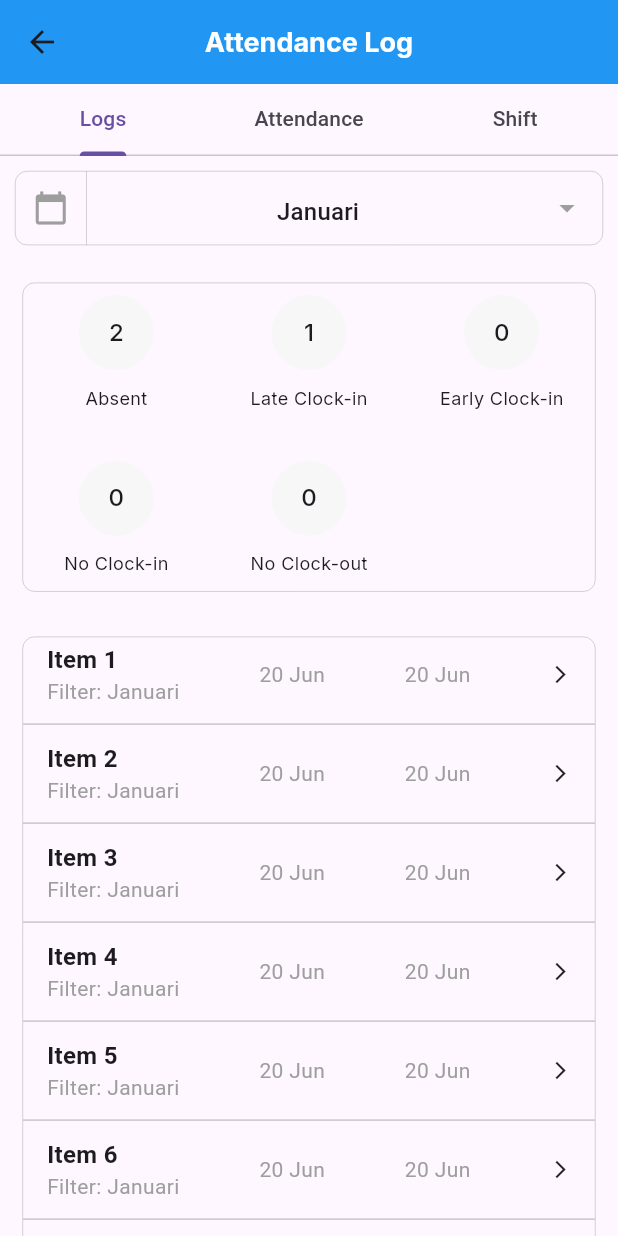
After one commit to rizaldinaldianputra/hris, a Flutter app: the AttedantLogPage screen opened directly, on a phone screen of 412 x 824 dp. The commit adds this screen. Run offline on Flutter 3.47's test engine with Material 3 defaults, Android fonts, the phone set to English and light mode, and no system bars; our stand-ins replace camera, flutter_map, flutter_riverpod, flutter_svg, geolocator, go_router and 4 more; generated files the repository leaves out were written again.

Commit message:
UI Attedance Log

```diff
--- /dev/null
+++ b/lib/pages/attedance_logs/logs.dart
@@ -0,0 +1,229 @@
+import 'package:flutter/material.dart';
+import 'package:flutter_riverpod/flutter_riverpod.dart';
+import 'package:google_fonts/google_fonts.dart';
+import 'package:hexcolor/hexcolor.dart';
+
+class LogsPage extends ConsumerStatefulWidget {
+  const LogsPage({super.key});
+
+  @override
+  ConsumerState<ConsumerStatefulWidget> createState() => _LogsPageState();
+}
+
+class _LogsPageState extends ConsumerState<LogsPage> {
+  String selectedMonthFilter = 'Januari'; // State untuk bulan yang dipilih
+
+  @override
+  Widget build(BuildContext context) {
+    return Scaffold(
+      body: SingleChildScrollView(
+        child: Column(
+          children: [
+            Padding(
+              padding: const EdgeInsets.all(10.0),
+              child: SizedBox(
+                height: MediaQuery.of(context).size.height * 0.06,
+                width: double.infinity, // Membuat lebar dropdown penuh
+                child: DropdownButtonFormField<String>(
+                  value: selectedMonthFilter,
+                  isExpanded:
+                      true, // Memperluas dropdown untuk tampilan yang lebih baik
+                  decoration: InputDecoration(
+                    border: OutlineInputBorder(
+                      borderRadius:
+                          BorderRadius.circular(8.0), // Membulatkan sudut
+                      borderSide: const BorderSide(
+                        color: Colors.grey, // Warna border
+                        width: 1.0,
+                      ),
+                    ),
+                    enabledBorder: OutlineInputBorder(
+                      borderRadius: BorderRadius.circular(8.0),
+                      borderSide: const BorderSide(
+                        color: Colors.grey, // Border saat fokus
+                        width: 0.3,
+                      ),
+                    ),
+                    focusedBorder: OutlineInputBorder(
+                      borderRadius: BorderRadius.circular(8.0),
+                      borderSide: const BorderSide(
+                        color: Colors.grey, // Border saat fokus
+                        width: 0.3,
+                      ),
+                    ),
+                    prefixIcon: Container(
+                      height: 50,
+                      decoration: const BoxDecoration(
+                          border: Border(
+                              right:
+                                  BorderSide(color: Colors.grey, width: 0.3))),
+                      child: const Icon(
+                        Icons.calendar_today, // Ikon di depan (prefix)
+                        color: Colors.grey,
+                      ),
+                    ),
+                  ),
+                  items: <String>[
+                    'Januari',
+                    'Februari',
+                    'Maret',
+                    'April',
+                    'Mei',
+                    'Juni',
+                    'Juli',
+                    'Agustus',
+                    'September',
+                    'Oktober',
+                    'November',
+                    'Desember',
+                  ].map<DropdownMenuItem<String>>((String value) {
+                    return DropdownMenuItem<String>(
+                      value: value,
+                      child: Center(child: Text(value)),
+                    );
+                  }).toList(),
+                  onChanged: (String? newValue) {
+                    setState(() {
+                      selectedMonthFilter =
+                          newValue!; // Mengupdate filter bulan yang dipilih
+                    });
+                  },
+                  icon: const Icon(
+                    Icons
+                        .arrow_drop_down, // Menambahkan ikon dropdown di ujung kanan
+                    color: Colors.grey, // Warna ikon
+                    size: 24, // Ukuran ikon
+                  ),
+                  dropdownColor: Colors.white, // Warna dropdown
+                ),
+              ),
+            ),
+
+            Container(
+              margin: const EdgeInsets.all(15),
+              decoration: BoxDecoration(
+                border: Border.all(width: 0.3, color: Colors.grey),
+                borderRadius: const BorderRadius.all(Radius.circular(8)),
+              ),
+              height: MediaQuery.of(context).size.height * 0.25,
+              child: GridView.count(
+                  crossAxisCount: 3,
+                  childAspectRatio: 1.2, // Rasio antara lebar dan tinggi item
+                  crossAxisSpacing: 20.0, // Jarak horizontal antar item
+                  mainAxisSpacing: 20.0, // Jarak vertikal antar item
+
+                  padding: const EdgeInsets.all(8.0),
+                  children: <Widget>[
+                    itemCardGrid('2', 'Absent'),
+                    itemCardGrid('1', 'Late Clock-in'),
+                    itemCardGrid('0', 'Early Clock-in'),
+                    itemCardGrid('0', 'No Clock-in'),
+                    itemCardGrid('0', 'No Clock-out'),
+                  ]),
+            ),
+
+            // ListView di bawah
+            Container(
+              height:
+                  MediaQuery.of(context).size.height * 0.5, // Sesuaikan tinggi
+              margin: const EdgeInsets.all(15), // Margin untuk container
+              decoration: BoxDecoration(
+                border: Border.all(
+                    width: 0.3, color: Colors.grey), // Batasan border
+                borderRadius: const BorderRadius.all(
+                    Radius.circular(8)), // Sudut membulat
+              ),
+              child: ListView.separated(
+                separatorBuilder: (context, index) {
+                  return const Divider(); // Garis pemisah antar item
+                },
+                shrinkWrap: true, // Menyusut sesuai isi
+                itemCount: 20, // Jumlah item
+                itemBuilder: (context, index) {
+                  return SizedBox(
+                    height: 50, // Tinggi masing-masing item
+                    child: Row(
+                      mainAxisAlignment:
+                          MainAxisAlignment.spaceBetween, // Ruang antar elemen
+                      children: [
+                        // Bagian kiri: menampilkan judul item
+                        Padding(
+                          padding: const EdgeInsets.symmetric(horizontal: 16.0),
+                          child: Column(
+                            crossAxisAlignment:
+                                CrossAxisAlignment.start, // Mulai dari kiri
+                            mainAxisAlignment:
+                                MainAxisAlignment.center, // Pusatkan vertikal
+                            children: [
+                              Text(
+                                'Item ${index + 1}', // Menampilkan nomor item
+                                style: const TextStyle(
+                                    fontSize: 16, fontWeight: FontWeight.bold),
+                              ),
+                              Text(
+                                'Filter: $selectedMonthFilter', // Menampilkan filter bulan
+                                style: const TextStyle(
+                                    fontSize: 14, color: Colors.grey),
+                              ),
+                            ],
+                          ),
+                        ),
+
+                        // Bagian kanan: Menampilkan tanggal
+                        const Padding(
+                          padding: EdgeInsets.symmetric(horizontal: 16.0),
+                          child: Text(
+                            '20 Jun', // Tanggal
+                            style: TextStyle(fontSize: 14, color: Colors.grey),
+                          ),
+                        ),
+                        const Padding(
+                          padding: EdgeInsets.symmetric(horizontal: 16.0),
+                          child: Text(
+                            '20 Jun', // Tanggal
+                            style: TextStyle(fontSize: 14, color: Colors.grey),
+                          ),
+                        ),
+                        const Padding(
+                            padding: EdgeInsets.symmetric(horizontal: 16.0),
+                            child: Icon(
+                              Icons.arrow_forward_ios,
+                              size: 14,
+                            )),
+                      ],
+                    ),
+                  );
+                },
+              ),
+            ),
+          ],
+        ),
+      ),
+    );
+  }
+
+  Widget itemCardGrid(String count, String title) {
+    return Column(children: [
+      Container(
+        height: 50,
+        width: 50,
+        decoration:
+            BoxDecoration(color: HexColor('#F7F7F7'), shape: BoxShape.circle),
+        child: Center(
+            child: Text(
+          count,
+          style: GoogleFonts.inter(
+              textStyle:
+                  const TextStyle(fontWeight: FontWeight.w500, fontSize: 16)),
+        )),
+      ),
+      const SizedBox(
+        height: 10,
+      ),
+      Text(title,
+          style: GoogleFonts.inter(
+              textStyle:
+                  const TextStyle(fontWeight: FontWeight.w400, fontSize: 12)))
+    ]);
+  }
+}
--- a/lib/pages/home/attedant.dart
+++ /dev/null
@@ -1,34 +0,0 @@
-import 'package:flutter/material.dart';
-import 'package:flutter_map/flutter_map.dart';
-import 'package:flutter_riverpod/flutter_riverpod.dart';
-import 'package:latlong2/latlong.dart';
-
-class AttedantPage extends ConsumerStatefulWidget {
-  const AttedantPage({super.key});
-
-  @override
-  ConsumerState<ConsumerStatefulWidget> createState() => _AttedantPageState();
-}
-
-class _AttedantPageState extends ConsumerState<AttedantPage> {
-  @override
-  Widget build(BuildContext context) {
-    return Scaffold(
-      body: FlutterMap(
-        // mapController: ,
-        mapController: MapController(),
-
-        options: const MapOptions(
-          initialZoom: 13,
-          initialCenter: LatLng(-6.3802143, 106.7006292),
-        ),
-        children: [
-          TileLayer(
-            urlTemplate: "https://tile.openstreetmap.org/{z}/{x}/{y}.png",
-            userAgentPackageName: 'dev.fleaflet.flutter_map.example',
-          ),
-        ],
-      ),
-    );
-  }
-}
--- /dev/null
+++ b/lib/pages/home/attedant_log.dart
@@ -0,0 +1,60 @@
+import 'package:flutter/material.dart';
+import 'package:google_fonts/google_fonts.dart';
+import 'package:hris/pages/attedance_logs/logs.dart';
+import 'package:hris/utility/globalwidget.dart';
+
+class AttedantLogPage extends StatefulWidget {
+  const AttedantLogPage({super.key});
+
+  @override
+  _AttendantLogPageState createState() => _AttendantLogPageState();
+}
+
+class _AttendantLogPageState extends State<AttedantLogPage>
+    with SingleTickerProviderStateMixin {
+  late TabController _tabController;
+
+  @override
+  void initState() {
+    super.initState();
+    _tabController =
+        TabController(length: 3, vsync: this); // Perbaiki panjang tab
+  }
+
+  @override
+  void dispose() {
+    _tabController.dispose();
+    super.dispose();
+  }
+
+  @override
+  Widget build(BuildContext context) {
+    return Scaffold(
+      appBar: appBarWidget('Attendance Log'), // Perbaiki penamaan
+      body: Column(
+        children: [
+          TabBar(
+            controller: _tabController,
+            tabs: const [
+              Tab(text: 'Logs'),
+              Tab(text: 'Attendance'),
+              Tab(text: 'Shift'),
+            ],
+          ),
+          Expanded(
+            // Tambahkan Expanded agar TabBarView mengambil ruang yang tersisa
+            child: TabBarView(
+              controller: _tabController,
+              children: const [
+                LogsPage(),
+                Center(
+                    child: Text('Attendance', style: TextStyle(fontSize: 24))),
+                Center(child: Text('Shift', style: TextStyle(fontSize: 24))),
+              ],
+            ),
+          ),
+        ],
+      ),
+    );
+  }
+}
--- a/lib/pages/home/dashboard.dart
+++ b/lib/pages/home/dashboard.dart
@@ -45,6 +45,7 @@ class _DashboardPageState extends ConsumerState<DashboardPage> {
   @override
   void initState() {
     super.initState();
+
     formattedDate = _getFormattedDate();
     _startTimer();
     _initializeCamera();
@@ -67,9 +68,9 @@ class _DashboardPageState extends ConsumerState<DashboardPage> {
 
   @override
   void dispose() {
+    super.dispose();
     _timer.cancel();
     _cameraController?.dispose();
-    super.dispose();
   }
 
   Future<void> _initializeCamera() async {
@@ -204,7 +205,7 @@ class _DashboardPageState extends ConsumerState<DashboardPage> {
                         children: [
                           TextButton.icon(
                             onPressed: () {
-                              showBottomAttendant('Check In', context, ref);
+                              showBottomAttendant('Check In', context);
                             },
                             icon: const Icon(Icons.login, color: Colors.black),
                             label: Text(
@@ -219,7 +220,10 @@ class _DashboardPageState extends ConsumerState<DashboardPage> {
                           const Text('|', style: TextStyle(fontSize: 20)),
                           TextButton.icon(
                             onPressed: () {
-                              showBottomAttendant('Check Out', context, ref);
+                              showBottomAttendant(
+                                'Check Out',
+                                context,
+                              );
                             },
                             icon: const Icon(Icons.logout, color: Colors.black),
                             label: Text(
@@ -390,7 +394,7 @@ class _DashboardPageState extends ConsumerState<DashboardPage> {
     );
   }
 
-  void showBottomAttendant(String type, BuildContext context, WidgetRef ref) {
+  void showBottomAttendant(String type, BuildContext context) {
     Uint8List? capturedImage;
     DateTime? timeCaputre;
 
--- a/lib/pages/home/home.dart
+++ b/lib/pages/home/home.dart
@@ -1,9 +1,9 @@
 import 'package:flutter/material.dart';
 import 'package:flutter_riverpod/flutter_riverpod.dart';
 import 'package:flutter_svg/svg.dart';
-import 'package:hris/pages/home/attedant.dart';
-
+import 'package:hris/pages/home/attedant_log.dart';
 import 'package:hris/pages/home/dashboard.dart';
+import 'package:hris/utility/globalwidget.dart';
 
 class HomePage extends ConsumerStatefulWidget {
   const HomePage({super.key});
@@ -12,24 +12,48 @@ class HomePage extends ConsumerStatefulWidget {
   ConsumerState<ConsumerStatefulWidget> createState() => _HomePageState();
 }
 
-class _HomePageState extends ConsumerState<HomePage> {
+class _HomePageState extends ConsumerState<HomePage>
+    with AutomaticKeepAliveClientMixin {
   int selectedIndex = 0; // Menyimpan index tab yang dipilih
-  final List<Widget> widgetOptions = <Widget>[
-    const DashboardPage(),
-    const AttedantPage(),
-    const Center(child: Text('Profile', style: TextStyle(fontSize: 24))),
-  ];
+  late PageController
+      _pageController; // Gunakan late untuk menjelaskan bahwa controller akan diinisialisasi di initState
+
+  @override
+  void initState() {
+    super.initState();
+    _pageController = PageController(); // Inisialisasi controller di sini
+  }
 
   void _onItemTapped(int index) {
     setState(() {
       selectedIndex = index; // Mengubah tab yang dipilih
+      _pageController
+          .jumpToPage(index); // Pindah ke halaman yang sesuai saat tab ditekan
     });
   }
 
+  final List<Widget> widgetOptions = <Widget>[
+    const DashboardPage(),
+    const AttedantLogPage(),
+    const Center(child: Text('Profile', style: TextStyle(fontSize: 24))),
+    const Center(child: Text('Profile', style: TextStyle(fontSize: 24))),
+    const Center(child: Text('Profile', style: TextStyle(fontSize: 24))),
+  ];
+
   @override
   Widget build(BuildContext context) {
+    super.build(context);
     return Scaffold(
-      body: widgetOptions[selectedIndex],
+      body: PageView(
+        controller: _pageController,
+        onPageChanged: (index) {
+          setState(() {
+            selectedIndex =
+                index; // Mengubah tab yang dipilih saat halaman berubah
+          });
+        },
+        children: widgetOptions,
+      ),
       bottomNavigationBar: BottomNavigationBar(
         items: <BottomNavigationBarItem>[
           BottomNavigationBarItem(
@@ -77,9 +101,11 @@ class _HomePageState extends ConsumerState<HomePage> {
         selectedItemColor: Colors.blue,
         unselectedItemColor: Colors.grey,
         onTap: _onItemTapped, // Menangani tap pada tab
-        type: BottomNavigationBarType
-            .fixed, // Menetapkan tipe menjadi fixed untuk menghindari animasi zoom
+        type: BottomNavigationBarType.fixed, // Menghindari animasi zoom
       ),
     );
   }
+
+  @override
+  bool get wantKeepAlive => true; // Setel ke true untuk menjaga state
 }
--- a/lib/utility/widgetform.dart
+++ b/lib/utility/globalwidget.dart
@@ -1,4 +1,5 @@
 import 'package:flutter/material.dart';
+import 'package:google_fonts/google_fonts.dart';
 
 Widget inputData() {
   return Padding(
@@ -37,3 +38,29 @@ Widget inputData() {
     ),
   );
 }
+
+AppBar appBarWidget(String title) {
+  return AppBar(
+    title: Text(
+      title,
+      style: GoogleFonts.inter(
+          textStyle: const TextStyle(
+              fontSize: 18, fontWeight: FontWeight.w700, color: Colors.white)),
+    ),
+    centerTitle: true,
+    backgroundColor: Colors.blue,
+  );
+}
+
+AppBar appBarWidgetWithTralling(String title) {
+  return AppBar(
+    title: Text(
+      title,
+      style: GoogleFonts.inter(
+          textStyle: const TextStyle(
+              fontSize: 18, fontWeight: FontWeight.w700, color: Colors.white)),
+    ),
+    centerTitle: true,
+    backgroundColor: Colors.blue,
+  );
+}
```
